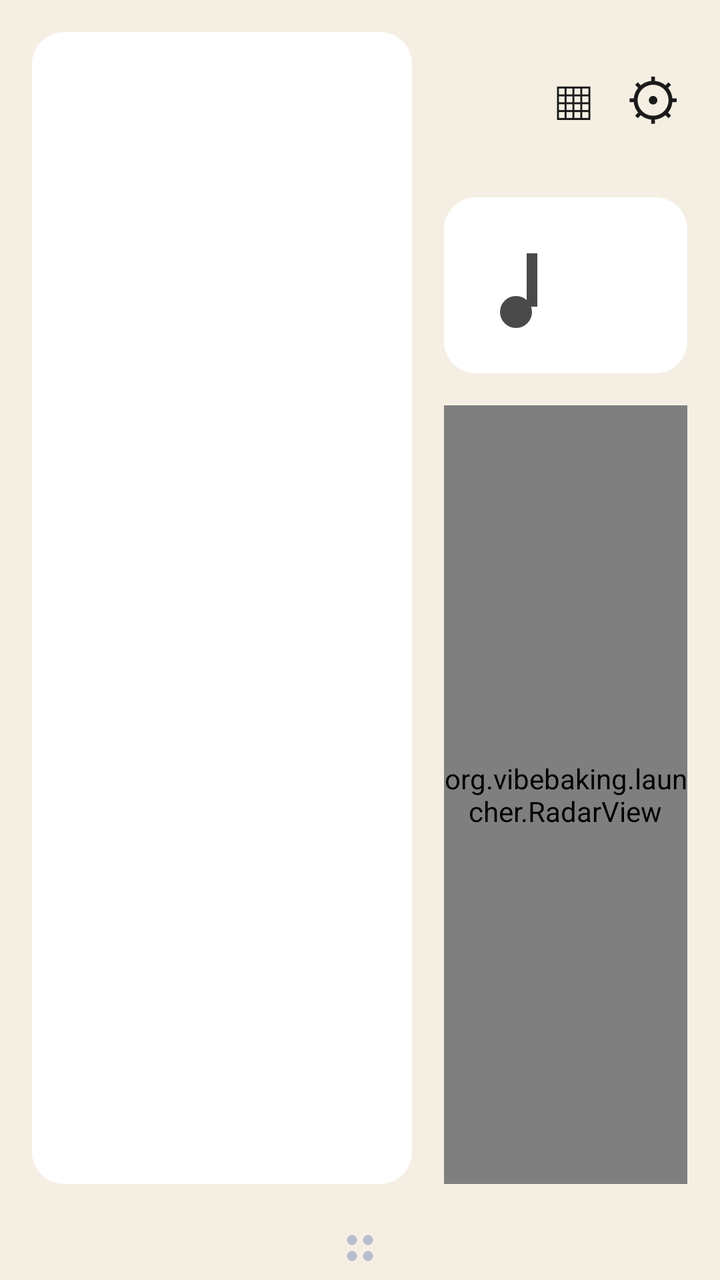
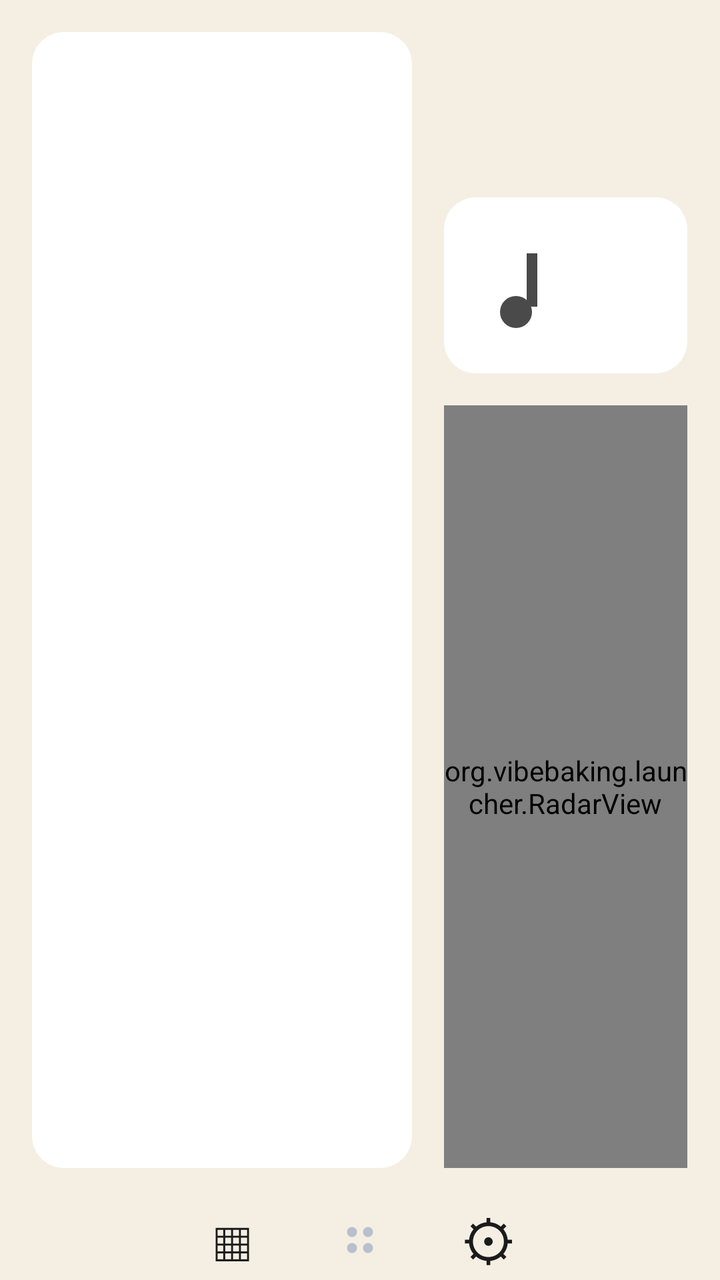

Screens rendered from an Android XML layout before and after an edit, with the pre-edit source and the edit as a unified diff.
<!-- AndroidManifest.xml: application theme Theme.Vibe -->
<!-- res/layout/home_activity.xml -->
<?xml version="1.0" encoding="utf-8"?>
<FrameLayout xmlns:android="http://schemas.android.com/apk/res/android"
    android:id="@+id/home_root"
    android:layout_width="match_parent"
    android:layout_height="match_parent"
    android:background="@color/bg">

    <LinearLayout
        android:layout_width="match_parent"
        android:layout_height="match_parent"
        android:orientation="vertical">

    <LinearLayout
        android:layout_width="match_parent"
        android:layout_height="0dp"
        android:layout_weight="1"
        android:orientation="horizontal"
        android:padding="@dimen/card_margin">

        <FrameLayout
            android:id="@+id/map_card"
            android:layout_width="0dp"
            android:layout_height="match_parent"
            android:layout_weight="0.58"
            android:layout_margin="@dimen/card_margin"
            android:background="@drawable/card_bg">
            <TextView
                android:id="@+id/map_placeholder"
                android:layout_width="wrap_content"
                android:layout_height="wrap_content"
                android:layout_gravity="center"
                android:text="@string/map_placeholder"
                android:textColor="@color/text_sub"
                android:visibility="invisible" />
        </FrameLayout>

        <LinearLayout
            android:layout_width="0dp"
            android:layout_height="match_parent"
            android:layout_weight="0.42"
            android:orientation="vertical">

            
            <LinearLayout
                android:layout_width="match_parent"
                android:layout_height="wrap_content"
                android:gravity="center_vertical"
                android:orientation="horizontal"
                android:padding="@dimen/card_padding">
                <LinearLayout
                    android:layout_width="0dp"
                    android:layout_height="wrap_content"
                    android:layout_weight="1"
                    android:gravity="center_vertical"
                    android:orientation="horizontal">
                    <TextView android:id="@+id/clock" android:layout_width="wrap_content" android:layout_height="wrap_content"
                        android:textColor="@color/clock" android:textSize="@dimen/clock_size" />
                    <TextView android:id="@+id/clock_date" android:layout_width="wrap_content" android:layout_height="wrap_content"
                        android:layout_marginStart="12dp" android:textColor="@color/text_sub" android:textSize="@dimen/date_size"
                        android:maxLines="1" android:ellipsize="end" />
                </LinearLayout>
                <TextView android:id="@+id/valet_badge" android:layout_width="wrap_content" android:layout_height="wrap_content"
                    android:layout_marginStart="16dp" android:text="@string/valet_badge_text"
                    android:textColor="@color/battery_low" android:textSize="@dimen/badge_size" android:visibility="gone" />
                <TextView android:id="@+id/btn_apps" android:layout_width="wrap_content" android:layout_height="wrap_content"
                    android:layout_marginStart="16dp" android:text="@string/apps_glyph"
                    android:textColor="@color/text" android:textSize="28sp" android:clickable="true" />
                <TextView android:id="@+id/btn_settings" android:layout_width="wrap_content" android:layout_height="wrap_content"
                    android:layout_marginStart="16dp" android:text="@string/settings_glyph"
                    android:textColor="@color/text" android:textSize="28sp" android:clickable="true" />
            </LinearLayout>

            
            <LinearLayout
                android:id="@+id/media_card"
                android:layout_width="match_parent"
                android:layout_height="wrap_content"
                android:layout_margin="@dimen/card_margin"
                android:background="@drawable/card_bg"
                android:orientation="horizontal"
                android:padding="@dimen/card_padding">
                <ImageView android:id="@+id/media_art" android:layout_width="@dimen/art_size" android:layout_height="@dimen/art_size"
                    android:scaleType="centerCrop" android:src="@drawable/ic_music_placeholder" android:contentDescription="@string/media_idle" />
                <LinearLayout android:layout_width="0dp" android:layout_height="wrap_content" android:layout_weight="1"
                    android:layout_marginStart="12dp" android:gravity="center_vertical" android:orientation="vertical">
                    <TextView android:id="@+id/media_title" android:layout_width="match_parent" android:layout_height="wrap_content"
                        android:textColor="@color/text" android:textSize="18sp" android:maxLines="1" android:ellipsize="end" />
                    <TextView android:id="@+id/media_artist" android:layout_width="match_parent" android:layout_height="wrap_content"
                        android:textColor="@color/text_sub" android:textSize="13sp" android:maxLines="1" android:ellipsize="end" />
                    <TextView android:id="@+id/media_source" android:layout_width="match_parent" android:layout_height="wrap_content"
                        android:textColor="@color/text_sub" android:textSize="11sp" android:maxLines="1" android:ellipsize="end" />
                </LinearLayout>
                <LinearLayout android:layout_width="wrap_content" android:layout_height="wrap_content"
                    android:layout_marginStart="8dp" android:gravity="center_vertical" android:orientation="horizontal">
                    <ImageButton android:id="@+id/media_prev" android:layout_width="44dp" android:layout_height="44dp"
                        android:src="@drawable/ic_skip_prev" android:background="@android:color/transparent" android:contentDescription="@string/media_idle" />
                    <ImageButton android:id="@+id/media_play_pause" android:layout_width="44dp" android:layout_height="44dp"
                        android:src="@drawable/ic_pause" android:background="@android:color/transparent" android:contentDescription="@string/media_idle" />
                    <ImageButton android:id="@+id/media_next" android:layout_width="44dp" android:layout_height="44dp"
                        android:src="@drawable/ic_skip_next" android:background="@android:color/transparent" android:contentDescription="@string/media_idle" />
                </LinearLayout>
            </LinearLayout>

            
            <FrameLayout
                android:id="@+id/radar_card"
                android:layout_width="match_parent"
                android:layout_height="0dp"
                android:layout_weight="1"
                android:layout_margin="@dimen/card_margin"
                android:background="@drawable/card_bg">
                <org.vibebaking.launcher.RadarView
                    android:id="@+id/radar_view"
                    android:layout_width="match_parent"
                    android:layout_height="match_parent" />
                <TextView android:id="@+id/radar_attribution" android:layout_width="match_parent" android:layout_height="wrap_content"
                    android:layout_gravity="bottom" android:padding="8dp" android:textColor="@color/text_sub" android:textSize="12sp" />
            </FrameLayout>
        </LinearLayout>
    </LinearLayout>

    
    <FrameLayout
        android:layout_width="match_parent"
        android:layout_height="@dimen/bottom_strip_height">
        <ImageView android:id="@+id/fav_handle" android:layout_width="64dp" android:layout_height="match_parent"
            android:layout_gravity="center" android:src="@drawable/ic_four_dots" android:scaleType="center"
            android:clickable="true" android:focusable="true" android:contentDescription="@string/fav_handle_desc" />
        
        <TextView android:id="@+id/battery" android:layout_width="wrap_content" android:layout_height="wrap_content"
            android:layout_gravity="center_vertical|end" android:layout_marginEnd="@dimen/card_margin"
            android:textColor="@color/battery_ok" android:textSize="@dimen/battery_size"
            android:visibility="gone" />
    </FrameLayout>

    </LinearLayout>

    
    <include layout="@layout/favorites_bar" />

</FrameLayout>
<!-- res/layout/favorites_bar.xml (included above) -->
<?xml version="1.0" encoding="utf-8"?>
<LinearLayout xmlns:android="http://schemas.android.com/apk/res/android"
    android:id="@+id/favorites_bar"
    android:layout_width="match_parent"
    android:layout_height="@dimen/fav_bar_height"
    android:layout_gravity="bottom"
    android:layout_marginBottom="@dimen/bottom_strip_height"
    android:elevation="8dp"
    android:visibility="gone"
    android:orientation="horizontal"
    android:background="@drawable/card_bg"
    android:layout_marginStart="@dimen/card_margin"
    android:layout_marginEnd="@dimen/card_margin"
    android:gravity="center_vertical"
    android:padding="@dimen/card_padding">

    <LinearLayout android:id="@+id/fav_slot0" android:layout_width="0dp" android:layout_height="match_parent"
        android:layout_weight="1" android:orientation="vertical" android:gravity="center"
        android:clickable="true" android:focusable="true">
        <ImageView android:id="@+id/fav_icon0" android:layout_width="@dimen/fav_icon" android:layout_height="@dimen/fav_icon"
            android:scaleType="centerInside" android:src="@drawable/ic_app_placeholder"
            android:contentDescription="@string/fav_slot_desc" />
        <TextView android:id="@+id/fav_glyph0" android:layout_width="wrap_content" android:layout_height="wrap_content"
            android:textColor="@color/text" android:textSize="@dimen/fav_glyph_size" />
        <TextView android:id="@+id/fav_label0" android:layout_width="wrap_content" android:layout_height="wrap_content"
            android:maxLines="1" android:ellipsize="end" android:textColor="@color/text_sub" android:textSize="12sp" />
    </LinearLayout>

    <LinearLayout android:id="@+id/fav_slot1" android:layout_width="0dp" android:layout_height="match_parent"
        android:layout_weight="1" android:orientation="vertical" android:gravity="center"
        android:clickable="true" android:focusable="true">
        <ImageView android:id="@+id/fav_icon1" android:layout_width="@dimen/fav_icon" android:layout_height="@dimen/fav_icon"
            android:scaleType="centerInside" android:src="@drawable/ic_app_placeholder"
            android:contentDescription="@string/fav_slot_desc" />
        <TextView android:id="@+id/fav_glyph1" android:layout_width="wrap_content" android:layout_height="wrap_content"
            android:textColor="@color/text" android:textSize="@dimen/fav_glyph_size" />
        <TextView android:id="@+id/fav_label1" android:layout_width="wrap_content" android:layout_height="wrap_content"
            android:maxLines="1" android:ellipsize="end" android:textColor="@color/text_sub" android:textSize="12sp" />
    </LinearLayout>

    <LinearLayout android:id="@+id/fav_slot2" android:layout_width="0dp" android:layout_height="match_parent"
        android:layout_weight="1" android:orientation="vertical" android:gravity="center"
        android:clickable="true" android:focusable="true">
        <ImageView android:id="@+id/fav_icon2" android:layout_width="@dimen/fav_icon" android:layout_height="@dimen/fav_icon"
            android:scaleType="centerInside" android:src="@drawable/ic_app_placeholder"
            android:contentDescription="@string/fav_slot_desc" />
        <TextView android:id="@+id/fav_glyph2" android:layout_width="wrap_content" android:layout_height="wrap_content"
            android:textColor="@color/text" android:textSize="@dimen/fav_glyph_size" />
        <TextView android:id="@+id/fav_label2" android:layout_width="wrap_content" android:layout_height="wrap_content"
            android:maxLines="1" android:ellipsize="end" android:textColor="@color/text_sub" android:textSize="12sp" />
    </LinearLayout>

    <LinearLayout android:id="@+id/fav_slot3" android:layout_width="0dp" android:layout_height="match_parent"
        android:layout_weight="1" android:orientation="vertical" android:gravity="center"
        android:clickable="true" android:focusable="true">
        <ImageView android:id="@+id/fav_icon3" android:layout_width="@dimen/fav_icon" android:layout_height="@dimen/fav_icon"
            android:scaleType="centerInside" android:src="@drawable/ic_app_placeholder"
            android:contentDescription="@string/fav_slot_desc" />
        <TextView android:id="@+id/fav_glyph3" android:layout_width="wrap_content" android:layout_height="wrap_content"
            android:textColor="@color/text" android:textSize="@dimen/fav_glyph_size" />
        <TextView android:id="@+id/fav_label3" android:layout_width="wrap_content" android:layout_height="wrap_content"
            android:maxLines="1" android:ellipsize="end" android:textColor="@color/text_sub" android:textSize="12sp" />
    </LinearLayout>
</LinearLayout>
<!-- resources referenced by this layout -->
<resources>
  <color name="battery_low">#C2432E</color>
  <color name="battery_ok">#2F6D57</color>
  <color name="bg">#F5EFE3</color>
  <color name="clock">#131313</color>
  <color name="text">#1B1B1B</color>
  <color name="text_sub">#4A4A4A</color>
  <dimen name="art_size">64dp</dimen>
  <dimen name="badge_size">16sp</dimen>
  <dimen name="battery_size">18sp</dimen>
  <dimen name="bottom_strip_height">32dp</dimen>
  <dimen name="card_margin">8dp</dimen>
  <dimen name="card_padding">12dp</dimen>
  <dimen name="clock_size">44sp</dimen>
  <dimen name="date_size">18sp</dimen>
  <dimen name="fav_bar_height">60dp</dimen>
  <dimen name="fav_glyph_size">22sp</dimen>
  <dimen name="fav_icon">36dp</dimen>
  <!-- drawable card_bg (drawable) -->
  <?xml version="1.0" encoding="utf-8"?>
  <shape xmlns:android="http://schemas.android.com/apk/res/android" android:shape="rectangle">
      <corners android:radius="16dp" />
      <solid android:color="@color/card_bg" />
  </shape>
  <!-- drawable ic_app_placeholder (drawable) -->
  <?xml version="1.0" encoding="utf-8"?>
  <vector xmlns:android="http://schemas.android.com/apk/res/android"
      android:width="24dp" android:height="24dp" android:viewportWidth="24" android:viewportHeight="24">
      
      <path android:fillColor="@color/text_sub"
          android:pathData="M4,4 L10,4 L10,10 L4,10 Z M14,4 L20,4 L20,10 L14,10 Z M4,14 L10,14 L10,20 L4,20 Z M14,14 L20,14 L20,20 L14,20 Z" />
  </vector>
  <!-- drawable ic_music_placeholder (drawable) -->
  <?xml version="1.0" encoding="utf-8"?>
  <vector xmlns:android="http://schemas.android.com/apk/res/android"
      android:width="24dp" android:height="24dp" android:viewportWidth="24" android:viewportHeight="24">
      
      <path android:fillColor="@color/text_sub"
          android:pathData="M6,17 A3,3 0 1 0 12,17 A3,3 0 1 0 6,17 Z M11,16 L13,16 L13,6 L11,6 Z" />
  </vector>
  <!-- drawable ic_pause (drawable) -->
  <?xml version="1.0" encoding="utf-8"?>
  <vector xmlns:android="http://schemas.android.com/apk/res/android"
      android:width="24dp" android:height="24dp" android:viewportWidth="24" android:viewportHeight="24">
      
      <path android:fillColor="@color/text_sub" android:pathData="M7,5 L11,5 L11,19 L7,19 Z" />
      <path android:fillColor="@color/text_sub" android:pathData="M13,5 L17,5 L17,19 L13,19 Z" />
  </vector>
  <!-- drawable ic_skip_next (drawable) -->
  <?xml version="1.0" encoding="utf-8"?>
  <vector xmlns:android="http://schemas.android.com/apk/res/android"
      android:width="24dp" android:height="24dp" android:viewportWidth="24" android:viewportHeight="24">
      <path android:fillColor="@color/text_sub" android:pathData="M6,5 L14,12 L6,19 Z" />
      <path android:fillColor="@color/text_sub" android:pathData="M15,5 L18,5 L18,19 L15,19 Z" />
  </vector>
  <!-- drawable ic_skip_prev (drawable) -->
  <?xml version="1.0" encoding="utf-8"?>
  <vector xmlns:android="http://schemas.android.com/apk/res/android"
      android:width="24dp" android:height="24dp" android:viewportWidth="24" android:viewportHeight="24">
      <path android:fillColor="@color/text_sub" android:pathData="M6,5 L9,5 L9,19 L6,19 Z" />
      <path android:fillColor="@color/text_sub" android:pathData="M10,5 L18,12 L10,19 Z" />
  </vector>
  <string name="apps_glyph">▦</string>
  <string name="fav_handle_desc">Show or hide the favourite apps</string>
  <string name="fav_slot_desc">Favourite app</string>
  <string name="map_placeholder">%1$s is not installed — tap once the app is from the Play Store</string>
  <string name="media_idle">Nothing playing</string>
  <string name="settings_glyph">⚙</string>
  <string name="valet_badge_text">VALET</string>
  <style name="Theme.Vibe" parent="android:Theme.DeviceDefault.Light.NoActionBar">
          <item name="android:windowBackground">@color/bg</item>
          <item name="android:colorAccent">@color/accent</item>
          <item name="android:textColor">@color/text</item>
      </style>
  <color name="card_bg">#FFFFFF</color>
  <color name="accent">#2F6D57</color>
  <!-- unchanged entries left out for length: 1 -->
</resources>

<!-- the commit's change to res/layout/home_activity.xml (unified diff, before → after) -->
@@ -47,27 +47,33 @@
                 android:gravity="center_vertical"
                 android:orientation="horizontal"
                 android:padding="@dimen/card_padding">
-                <LinearLayout
-                    android:layout_width="0dp"
-                    android:layout_height="wrap_content"
-                    android:layout_weight="1"
-                    android:gravity="center_vertical"
-                    android:orientation="horizontal">
-                    <TextView android:id="@+id/clock" android:layout_width="wrap_content" android:layout_height="wrap_content"
-                        android:textColor="@color/clock" android:textSize="@dimen/clock_size" />
-                    <TextView android:id="@+id/clock_date" android:layout_width="wrap_content" android:layout_height="wrap_content"
-                        android:layout_marginStart="12dp" android:textColor="@color/text_sub" android:textSize="@dimen/date_size"
-                        android:maxLines="1" android:ellipsize="end" />
-                </LinearLayout>
+                <TextView android:id="@+id/clock" android:layout_width="wrap_content" android:layout_height="wrap_content"
+                    android:textColor="@color/clock" android:textSize="@dimen/clock_size" />
+                <TextView android:id="@+id/clock_date" android:layout_width="0dp" android:layout_height="wrap_content"
+                    android:layout_weight="1" android:layout_marginStart="12dp" android:textColor="@color/text_sub"
+                    android:textSize="@dimen/date_size" android:maxLines="1" android:ellipsize="end" />
                 <TextView android:id="@+id/valet_badge" android:layout_width="wrap_content" android:layout_height="wrap_content"
                     android:layout_marginStart="16dp" android:text="@string/valet_badge_text"
                     android:textColor="@color/battery_low" android:textSize="@dimen/badge_size" android:visibility="gone" />
-                <TextView android:id="@+id/btn_apps" android:layout_width="wrap_content" android:layout_height="wrap_content"
-                    android:layout_marginStart="16dp" android:text="@string/apps_glyph"
-                    android:textColor="@color/text" android:textSize="28sp" android:clickable="true" />
-                <TextView android:id="@+id/btn_settings" android:layout_width="wrap_content" android:layout_height="wrap_content"
-                    android:layout_marginStart="16dp" android:text="@string/settings_glyph"
-                    android:textColor="@color/text" android:textSize="28sp" android:clickable="true" />
+            </LinearLayout>
+
+            
+            <LinearLayout
+                android:layout_width="match_parent"
+                android:layout_height="wrap_content"
+                android:gravity="end"
+                android:orientation="horizontal"
+                android:paddingStart="@dimen/card_padding"
+                android:paddingEnd="@dimen/card_padding">
+                <TextView android:id="@+id/battery" android:layout_width="wrap_content" android:layout_height="wrap_content"
+                    android:textColor="@color/gauge_ok" android:textSize="@dimen/battery_size"
+                    android:visibility="gone" />
+                <TextView android:id="@+id/engine_temp" android:layout_width="wrap_content" android:layout_height="wrap_content"
+                    android:layout_marginStart="12dp" android:textColor="@color/gauge_ok" android:textSize="@dimen/battery_size"
+                    android:visibility="gone" />
+                <TextView android:id="@+id/engine_rpm" android:layout_width="wrap_content" android:layout_height="wrap_content"
+                    android:layout_marginStart="12dp" android:textColor="@color/text_sub" android:textSize="@dimen/battery_size"
+                    android:visibility="gone" />
             </LinearLayout>
 
             
@@ -107,6 +113,7 @@
                 android:layout_width="match_parent"
                 android:layout_height="0dp"
                 android:layout_weight="1"
+                android:minHeight="120dp"
                 android:layout_margin="@dimen/card_margin"
                 android:background="@drawable/card_bg">
                 <org.vibebaking.launcher.RadarView
@@ -120,18 +127,21 @@
     </LinearLayout>
 
     
-    <FrameLayout
+    <LinearLayout
         android:layout_width="match_parent"
-        android:layout_height="@dimen/bottom_strip_height">
+        android:layout_height="@dimen/bottom_strip_height"
+        android:orientation="horizontal"
+        android:gravity="center">
+        <TextView android:id="@+id/btn_apps" android:layout_width="64dp" android:layout_height="match_parent"
+            android:gravity="center" android:text="@string/apps_glyph" android:textColor="@color/text"
+            android:textSize="28sp" android:clickable="true" android:focusable="true" />
         <ImageView android:id="@+id/fav_handle" android:layout_width="64dp" android:layout_height="match_parent"
-            android:layout_gravity="center" android:src="@drawable/ic_four_dots" android:scaleType="center"
-            android:clickable="true" android:focusable="true" android:contentDescription="@string/fav_handle_desc" />
-        
-        <TextView android:id="@+id/battery" android:layout_width="wrap_content" android:layout_height="wrap_content"
-            android:layout_gravity="center_vertical|end" android:layout_marginEnd="@dimen/card_margin"
-            android:textColor="@color/battery_ok" android:textSize="@dimen/battery_size"
-            android:visibility="gone" />
-    </FrameLayout>
+            android:src="@drawable/ic_four_dots" android:scaleType="center" android:clickable="true"
+            android:focusable="true" android:contentDescription="@string/fav_handle_desc" />
+        <TextView android:id="@+id/btn_settings" android:layout_width="64dp" android:layout_height="match_parent"
+            android:gravity="center" android:text="@string/settings_glyph" android:textColor="@color/text"
+            android:textSize="28sp" android:clickable="true" android:focusable="true" />
+    </LinearLayout>
 
     </LinearLayout>
 
<!-- resource entries referenced after the edit -->
@@ -1,15 +1,15 @@
 <!-- resources referenced by this layout -->
 <resources>
   <color name="battery_low">#C2432E</color>
-  <color name="battery_ok">#2F6D57</color>
   <color name="bg">#F5EFE3</color>
   <color name="clock">#131313</color>
+  <color name="gauge_ok">#FF2F6D57</color>
   <color name="text">#1B1B1B</color>
   <color name="text_sub">#4A4A4A</color>
   <dimen name="art_size">64dp</dimen>
   <dimen name="badge_size">16sp</dimen>
   <dimen name="battery_size">18sp</dimen>
-  <dimen name="bottom_strip_height">32dp</dimen>
+  <dimen name="bottom_strip_height">40dp</dimen>
   <dimen name="card_margin">8dp</dimen>
   <dimen name="card_padding">12dp</dimen>
   <dimen name="clock_size">44sp</dimen>
